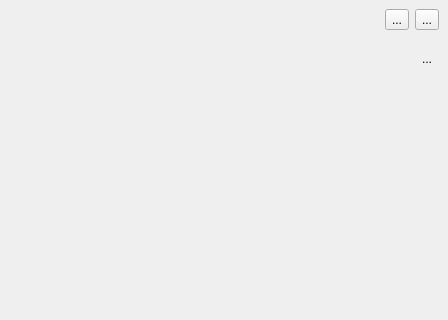
Old version of the form koordinatesexplorer/ui/koordinatesexplorer.ui in the repository koordinates/koordinates-qgis-plugin; both pictures show x 0 to 448 and y 0 to 320 of the 448 by 830 pixel window.
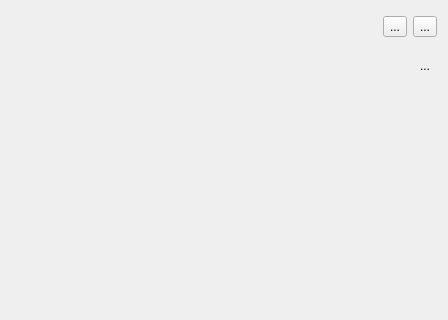
New version of the form.

Commit message: Start on my data tab

The edit to the form file:
```diff
--- a/koordinatesexplorer/ui/koordinatesexplorer.ui
+++ b/koordinatesexplorer/ui/koordinatesexplorer.ui
@@ -38,13 +38,28 @@
       <widget class="QWidget" name="pageAuth"/>
       <widget class="QWidget" name="pageBrowser">
        <layout class="QVBoxLayout" name="verticalLayout_5">
+        <property name="leftMargin">
+         <number>0</number>
+        </property>
+        <property name="topMargin">
+         <number>0</number>
+        </property>
+        <property name="rightMargin">
+         <number>0</number>
+        </property>
+        <property name="bottomMargin">
+         <number>0</number>
+        </property>
         <item>
          <layout class="QHBoxLayout" name="horizontalLayout_4">
           <property name="leftMargin">
-           <number>0</number>
+           <number>11</number>
+          </property>
+          <property name="topMargin">
+           <number>16</number>
           </property>
           <property name="rightMargin">
-           <number>0</number>
+           <number>11</number>
           </property>
           <property name="bottomMargin">
            <number>6</number>
@@ -96,6 +111,12 @@
         </item>
         <item>
          <layout class="QHBoxLayout" name="horizontalLayout">
+          <property name="leftMargin">
+           <number>11</number>
+          </property>
+          <property name="rightMargin">
+           <number>11</number>
+          </property>
           <property name="bottomMargin">
            <number>0</number>
           </property>
```
The commit also changes 2 other files.
